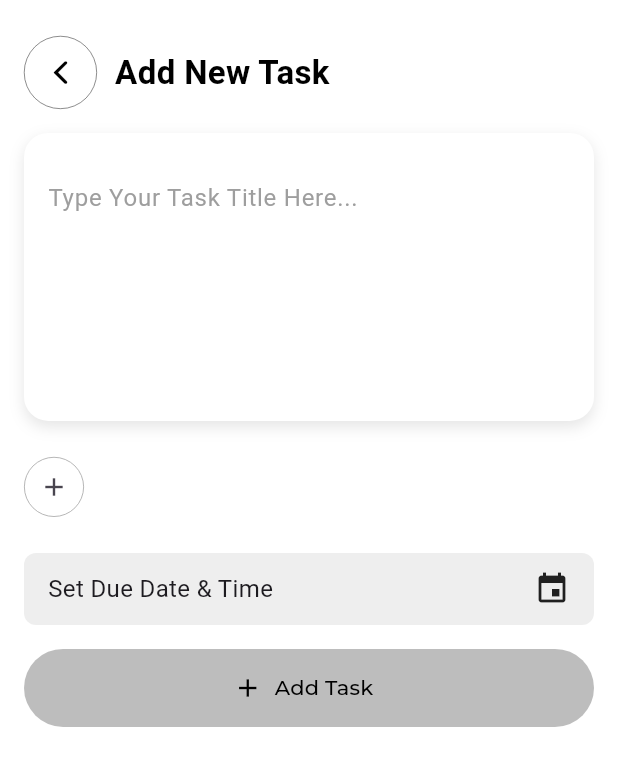
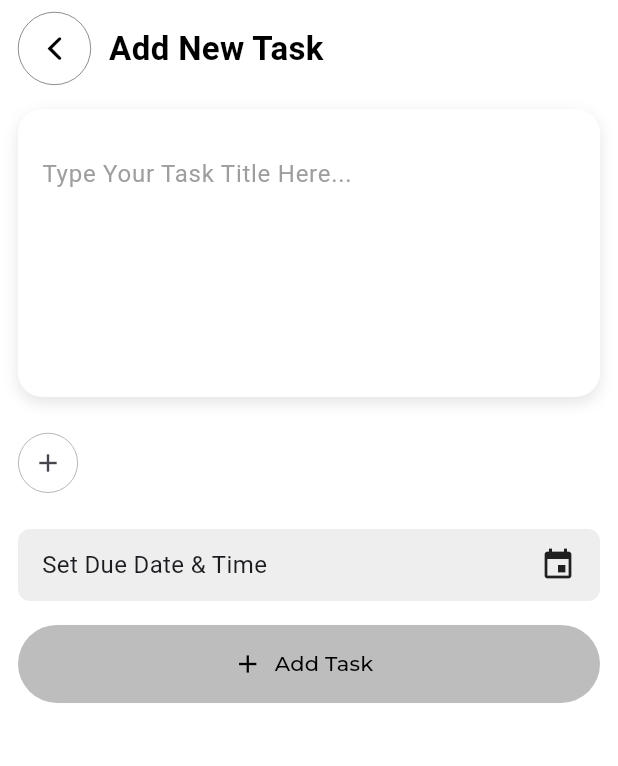
Before and after one commit to Lcdtech/task-app, a Flutter app: the screen it shows after launch, after a tap on "Add Task", on a phone screen of 412 x 824 dp. Shown: the top 766 px of the screen. Run offline on Flutter 3.47's test engine with Material 3 defaults, Android fonts, the phone set to English and light mode, and no system bars; our stand-ins replace google_fonts, hive, hive_flutter, table_calendar; missing offline and left inert: flex_color_picker; accounts and stored records are empty.

Commit message:
ui changes1

```diff
--- a/lib/add_task_page.dart
+++ b/lib/add_task_page.dart
@@ -301,7 +301,7 @@ class _AddTaskPageState extends State<AddTaskPage> {
 
 
     return Scaffold(
-      body: Container(
+      body:  SafeArea (child:Container(
         decoration: BoxDecoration(
           gradient: LinearGradient(
             colors: [
@@ -314,10 +314,10 @@ class _AddTaskPageState extends State<AddTaskPage> {
           ),
         ),
         child: Padding(
-          padding: const EdgeInsets.symmetric(horizontal: 16),
+          padding: const EdgeInsets.symmetric(horizontal: 12,vertical:8),
           child: Column(
             children: [
-              const SizedBox(height: 24),
+
               if (_sections.isNotEmpty)
               Row(
                 children: [
@@ -355,18 +355,18 @@ class _AddTaskPageState extends State<AddTaskPage> {
                    GestureDetector(
                     onTap: _confirmDelete,
                     child: Container(
-                  decoration: BoxDecoration(
-                    shape: BoxShape.circle,
-                    border: Border.all(color: Colors.white, width: 0.3),
+                      decoration: BoxDecoration(
+                        shape: BoxShape.circle,
+                        border: Border.all(color: Colors.white, width: 0.3),
+                      ),
+                      padding: const EdgeInsets.all(10), // Add some padding to make it more visually balanced
+                      child: const Icon(
+                        CupertinoIcons.delete,
+                        size: 16, // You can adjust the size
+                        color: Colors.white, // Change color as needed
+                      ),
+                    ),
                   ),
-                  child:   Image.asset(
-                      'assets/images/Trash.png',
-                      width: 36, // You can adjust size
-                      height: 36,
-                    ),
-
-                  )
-                   ),
 
 
 
@@ -552,6 +552,7 @@ class _AddTaskPageState extends State<AddTaskPage> {
           ),
         ),
       ),
+      ),
     );
   }
 }
```
Also changed, not shown: lib/setting.dart (+27 -15 lines), lib/todo_home_page.dart (+15 -11 lines).
